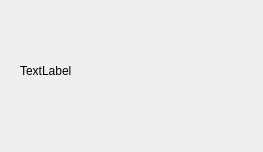
The window that MessagePopup/MainWindow.ui (kelkes/MessagePopUp) describes before a commit, drawn with Qt 5.
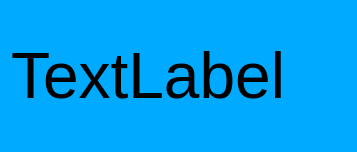
The same window after the commit.

What changed in the file:
```diff
--- a/MessagePopup/MainWindow.ui
+++ b/MessagePopup/MainWindow.ui
@@ -6,22 +6,28 @@
    <rect>
     <x>0</x>
     <y>0</y>
-    <width>263</width>
+    <width>357</width>
     <height>152</height>
    </rect>
   </property>
   <property name="windowTitle">
-   <string>MainWindow</string>
+   <string>Warning</string>
+  </property>
+  <property name="styleSheet">
+   <string notr="true">background-color: rgb(0, 170, 255);</string>
   </property>
   <widget class="QWidget" name="centralWidget">
+   <layout class="QGridLayout" name="gridLayout">
+    <item row="0" column="0">
    <widget class="QLabel" name="label">
-    <property name="geometry">
-     <rect>
-      <x>20</x>
-      <y>10</y>
-      <width>251</width>
-      <height>121</height>
-     </rect>
+      <property name="font">
+       <font>
+        <family>MS Shell Dlg 2</family>
+        <pointsize>48</pointsize>
+        <weight>9</weight>
+        <italic>false</italic>
+        <bold>false</bold>
+       </font>
     </property>
     <property name="styleSheet">
      <string notr="true">font: 75 36pt &quot;MS Shell Dlg 2&quot;;</string>
@@ -30,6 +36,8 @@
      <string>TextLabel</string>
     </property>
    </widget>
+    </item>
+   </layout>
   </widget>
  </widget>
  <layoutdefault spacing="6" margin="11"/>
```
Left out of the diff: 2 changed lines with no effect on the pictures. Lines whose indentation alone changed are shown as unchanged.
